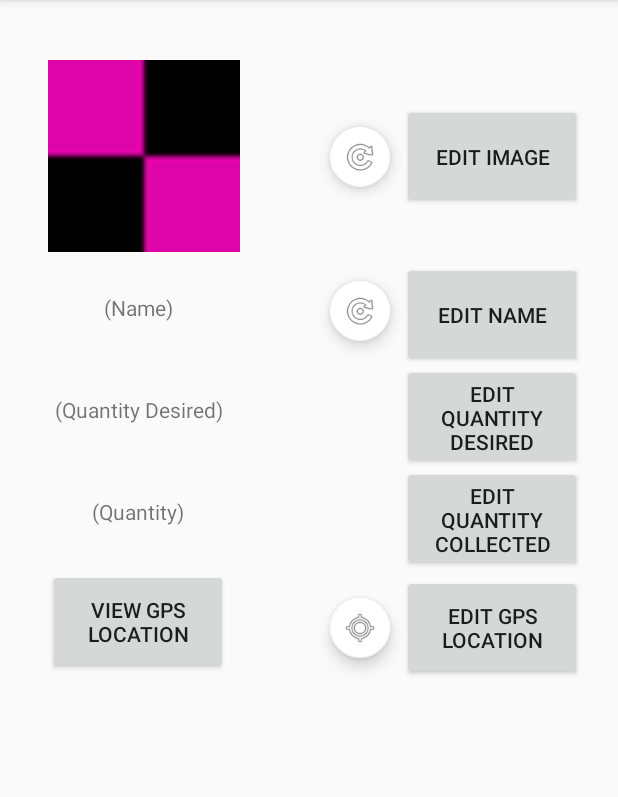
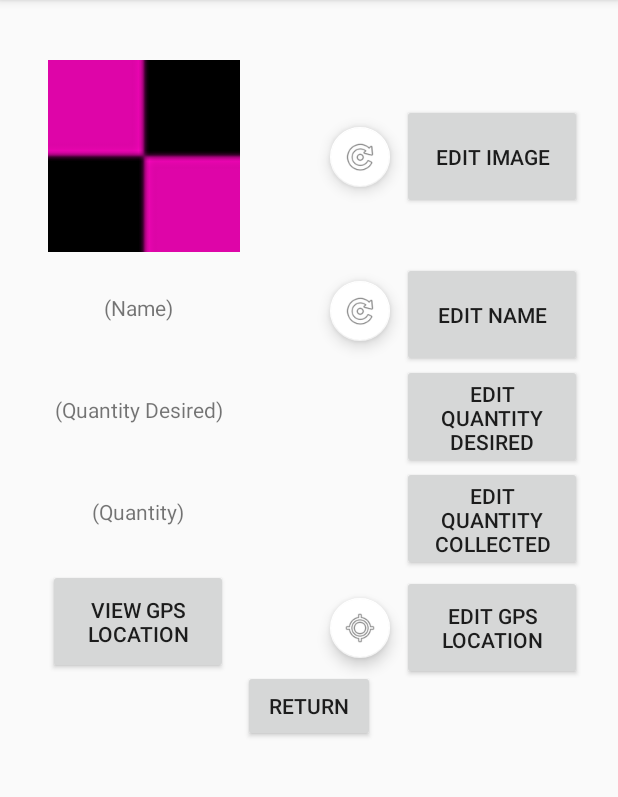
Before and after one commit to jrseducate/FuchsiaWorks, an Android app: the EditActivity screen opened directly, with no data from a screen before it, on a phone screen of 412 x 824 dp, the part 84-881 px from its top. Run offline under Robolectric (Android 15) with nearby library versions, the phone set to English and light mode, and no system bars; pictures from the network do not load; 5 statements that could not run were skipped.

Commit message:
Added return button to EditActivity
Added a return button to the EditActivity

```diff
--- a/FuchsiaworksWishlist/app/src/main/java/com/fuchsiaworks/fuchsiaworkswishlist/EditActivity.java
+++ b/FuchsiaworksWishlist/app/src/main/java/com/fuchsiaworks/fuchsiaworkswishlist/EditActivity.java
@@ -309,6 +309,16 @@ public class EditActivity extends AppCompatActivity
             }
         });
 
+        Button btnReturn = (Button) findViewById(R.id.ei_btnReturn);
+        btnReturn.setOnClickListener(new View.OnClickListener()
+        {
+            @Override
+            public void onClick(View v)
+            {
+                finish();
+            }
+        });
+
     }
 
     private void updateDisplay()
--- a/FuchsiaworksWishlist/app/src/main/java/com/fuchsiaworks/fuchsiaworkswishlist/MainActivity.java
+++ b/FuchsiaworksWishlist/app/src/main/java/com/fuchsiaworks/fuchsiaworkswishlist/MainActivity.java
@@ -245,11 +245,13 @@ public class MainActivity extends AppCompatActivity
                     {
                         showEditScreen();
                         wishlistAdapter.add(itemEditing);
-                    } else if (wishlistAdapter.itemAlreadyScanned(itemEditing))
+                    }
+                    else if (wishlistAdapter.itemAlreadyScanned(itemEditing))
                     {
                         Toast toastError = Toast.makeText(getApplicationContext(), "Barcode Scanning Failed: " + "Item already scanned!", Toast.LENGTH_SHORT);
                         toastError.show();
-                    } else
+                    }
+                    else
                     {
                         Toast toastError = Toast.makeText(getApplicationContext(), "Barcode Scanning Failed: " + "Invalid barcode scanned!", Toast.LENGTH_SHORT);
                         toastError.show();
--- a/FuchsiaworksWishlist/app/src/main/java/com/fuchsiaworks/fuchsiaworkswishlist/PermissionHandler.java
+++ b/FuchsiaworksWishlist/app/src/main/java/com/fuchsiaworks/fuchsiaworkswishlist/PermissionHandler.java
@@ -50,7 +50,8 @@ class PermissionHandler
         if (GPSLocationTime - NetLocationTime > 0)
         {
             return locationGPS;
-        } else
+        }
+        else
         {
             return locationNet;
         }
--- a/FuchsiaworksWishlist/app/src/main/res/layout/edit_item.xml
+++ b/FuchsiaworksWishlist/app/src/main/res/layout/edit_item.xml
@@ -21,6 +21,18 @@
             xmlns:tools="http://schemas.android.com/tools"
             android:layout_width="match_parent"
             android:layout_height="match_parent">
+
+            <Button
+                android:id="@+id/ei_btnReturn"
+                android:layout_width="wrap_content"
+                android:layout_height="wrap_content"
+                android:layout_marginLeft="8dp"
+                android:layout_marginRight="8dp"
+                android:layout_marginTop="8dp"
+                android:text="Return"
+                app:layout_constraintLeft_toLeftOf="parent"
+                app:layout_constraintRight_toRightOf="parent"
+                app:layout_constraintTop_toBottomOf="@+id/ei_fabSetGpaLocation"/>
 
             <ImageView
                 android:id="@+id/ei_imgImage"
```
